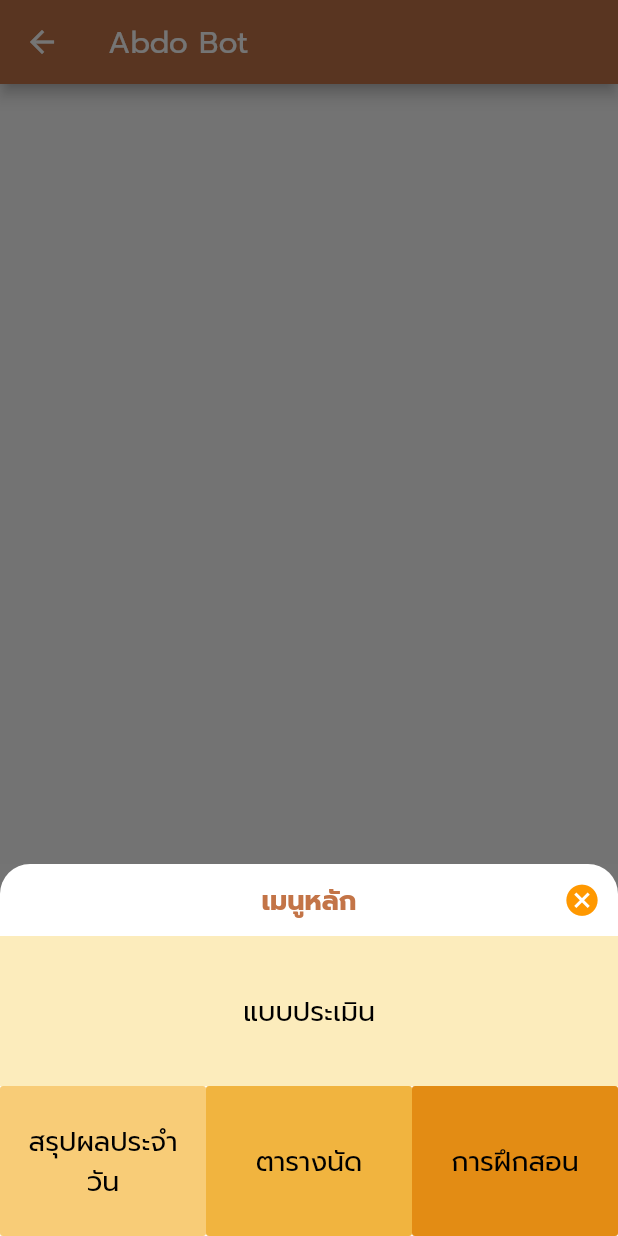
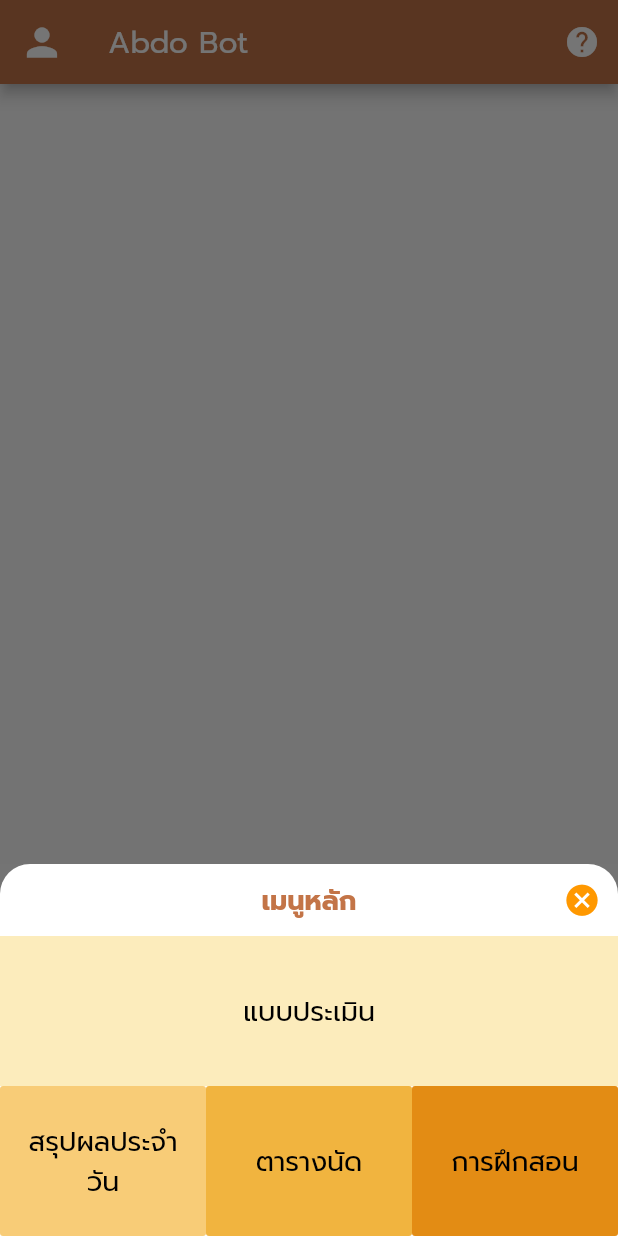
Before and after one commit to LaCare-KMUTT/AbdoCare, a Flutter app: the ChatPage screen opened by its route, after a tap on "เมนูหลัก", on a phone screen of 412 x 824 dp. Run offline on Flutter 3.47's test engine with Material 2 defaults, Android fonts, the phone set to English and light mode, and no system bars; our stand-ins replace bubble, charts_flutter, cloud_firestore, firebase_auth, firebase_core, rflutter_alert; missing offline and left inert: flutter_dialogflow; accounts and stored records are empty.

```diff
--- a/lib/pages/chat_page.dart
+++ b/lib/pages/chat_page.dart
@@ -49,6 +49,24 @@ class _ChatPageState extends State<ChatPage> {
       appBar: AppBar(
         title: Text(
           "Abdo Bot",
+        ),
+        actions: <Widget>[
+          IconButton(
+            icon: const Icon(Icons.help),
+            tooltip: 'ช่วยเหลือ',
+            onPressed: () {},
+          ),
+        ],
+        leading: IconButton(
+          icon: const Icon(
+            Icons.person,
+            size: 30,
+          ),
+          tooltip: 'โปรไฟล์',
+          onPressed: () {
+            setState(() {});
+            Navigator.pushNamed(context, '/profile_page');
+          },
         ),
       ),
       body: Container(
```
Also changed, not shown: lib/pages/profile_page.dart (+31 -8 lines).
